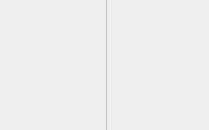
Above: plugins/Base_UiFrame/RibbonButtonGroup.ui from asd977/base_cae before the change. Below: the same form after it.
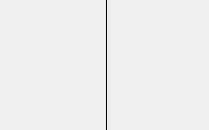
That is the form after the change.

Patch:
```diff
--- a/plugins/Base_UiFrame/RibbonButtonGroup.ui
+++ b/plugins/Base_UiFrame/RibbonButtonGroup.ui
@@ -25,9 +25,6 @@
   <property name="windowTitle">
    <string>Form</string>
   </property>
-  <property name="styleSheet">
-   <string notr="true"/>
-  </property>
   <layout class="QGridLayout" name="gridLayout">
    <property name="leftMargin">
     <number>0</number>
@@ -72,9 +69,6 @@
    </item>
    <item row="0" column="1">
     <widget class="Line" name="verticalLine">
-     <property name="styleSheet">
-      <string notr="true">color: #c0c0c0;</string>
-     </property>
      <property name="frameShadow">
       <enum>QFrame::Plain</enum>
      </property>
```
